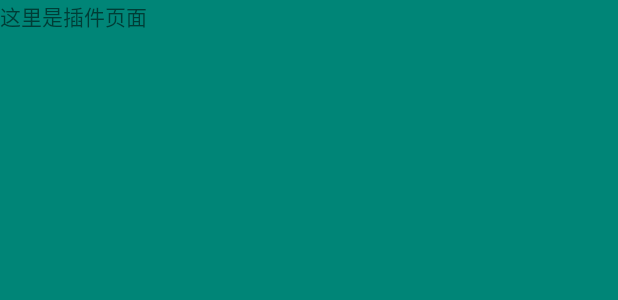
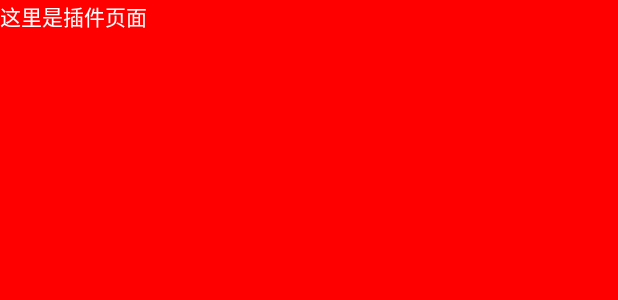
Before and after one commit to gnmmdk/2.3.5_HookProject, an Android app: the layout activity_plugin_main.xml on its own in the app's theme, with its tools: preview values and no code run, on a phone screen of 412 x 824 dp. Shown: the top 300 px of the screen. Run offline under Robolectric (Android 15) with nearby library versions, the phone set to English and light mode, and no system bars.

```diff
--- a/app/src/main/AndroidManifest.xml
+++ b/app/src/main/AndroidManifest.xml
@@ -1,6 +1,10 @@
 <?xml version="1.0" encoding="utf-8"?>
 <manifest xmlns:android="http://schemas.android.com/apk/res/android"
     package="com.kangjj.hook">
+
+
+    <uses-permission android:name="android.permission.WRITE_EXTERNAL_STORAGE" />
+    <uses-permission android:name="android.permission.READ_EXTERNAL_STORAGE" />
 
     <application
         android:allowBackup="true"
@@ -9,7 +13,7 @@
         android:roundIcon="@mipmap/ic_launcher_round"
         android:supportsRtl="true"
         android:theme="@style/AppTheme"
-        android:name=".HookApplication2">
+        android:name=".HookApplication">
         <activity android:name=".MainActivity">
             <intent-filter>
                 <action android:name="android.intent.action.MAIN" />
--- a/app/src/main/java/com/kangjj/hook/HookApplication.java
+++ b/app/src/main/java/com/kangjj/hook/HookApplication.java
@@ -58,6 +58,8 @@ public class HookApplication extends Application {
         }
 
         try{
+
+            //将该代码替换到课堂代码是可以运行， hook跟android版本有关，也需要配置AndroidStudio的环境 compileSdkVersion  targetSdkVersion?
             plugin2AppAction();
         }catch (Exception e){
             e.printStackTrace();
@@ -174,7 +176,7 @@ public class HookApplication extends Application {
                     }
                     break;
             }
-            mH.handleMessage(msg);      //这里也不传mH进来，但是最后要返回 return false
+            mH.handleMessage(msg);      //这里也可以不传mH进来，但是最后要返回 return false
             return true;        //表示不执行系统的代码
 //            return false;//表示继续执行系统的代码
         }
--- a/app/src/main/java/com/kangjj/hook/HookApplication2.java
+++ b/app/src/main/java/com/kangjj/hook/HookApplication2.java
@@ -56,7 +56,7 @@ public class HookApplication2 extends Application {
         }
 
         try{
-//            plugin2AppAction();
+            plugin2AppAction();
         }catch (Exception e){
             e.printStackTrace();
             Log.d("hook", "plugin2AppAction 失败 e:" + e.toString());
--- a/pugin_package/build.gradle
+++ b/pugin_package/build.gradle
@@ -27,7 +27,7 @@ android {
 dependencies {
     implementation fileTree(dir: 'libs', include: ['*.jar'])
 
-    implementation 'androidx.appcompat:appcompat:1.0.2'
+    implementation 'androidx.appcompat:appcompat:1.1.0'
     implementation 'androidx.constraintlayout:constraintlayout:1.1.3'
     testImplementation 'junit:junit:4.12'
     androidTestImplementation 'androidx.test:runner:1.1.1'
--- a/pugin_package/src/main/res/layout/activity_plugin_main.xml
+++ b/pugin_package/src/main/res/layout/activity_plugin_main.xml
@@ -2,11 +2,12 @@
 <LinearLayout xmlns:android="http://schemas.android.com/apk/res/android"
     android:layout_width="match_parent"
     android:layout_height="match_parent"
-    android:background="@color/colorPrimary">
+    android:background="@color/color_f00">
 
     <TextView
         android:layout_width="wrap_content"
         android:layout_height="wrap_content"
-        android:text="这里是插件页面" />
+        android:text="@string/str_plugin"
+        android:textColor="@android:color/white"/>
 
 </LinearLayout>
--- a/pugin_package/src/main/res/values/colors.xml
+++ b/pugin_package/src/main/res/values/colors.xml
@@ -3,4 +3,5 @@
     <color name="colorPrimary">#008577</color>
     <color name="colorPrimaryDark">#00574B</color>
     <color name="colorAccent">#D81B60</color>
+    <color name="color_f00">#f00</color>
 </resources>
--- a/pugin_package/src/main/res/values/strings.xml
+++ b/pugin_package/src/main/res/values/strings.xml
@@ -1,3 +1,4 @@
 <resources>
     <string name="app_name">pugin_package</string>
+    <string name="str_plugin">这里是插件页面</string>
 </resources>
```
Also changed, not shown: 2 other files.
